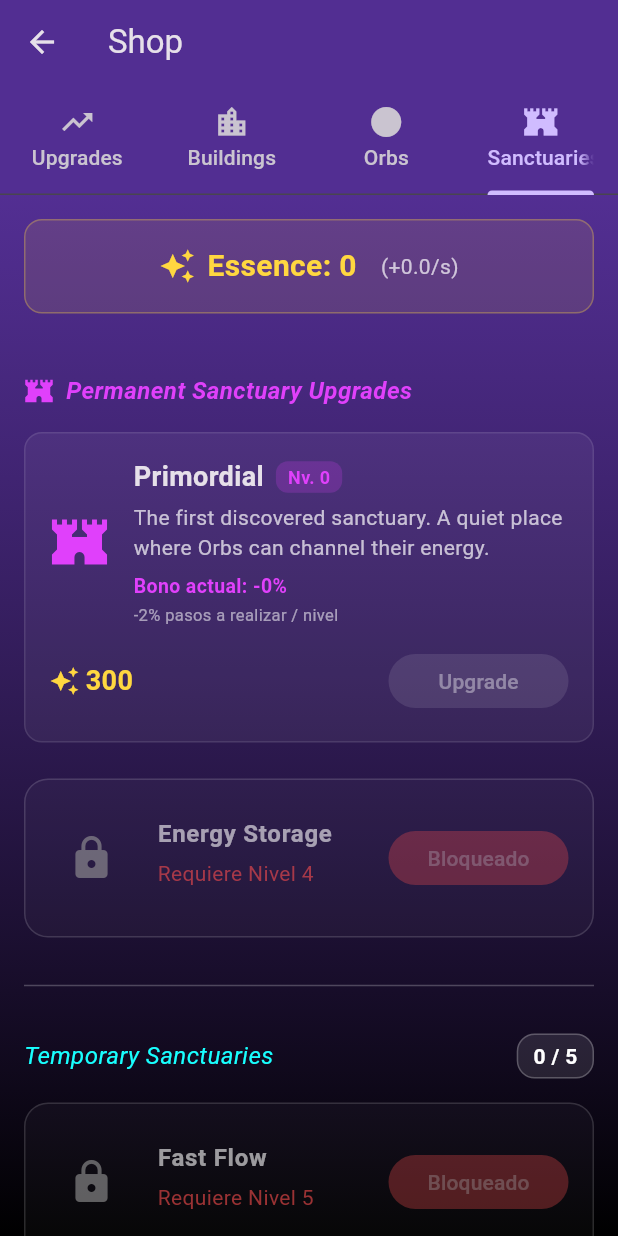
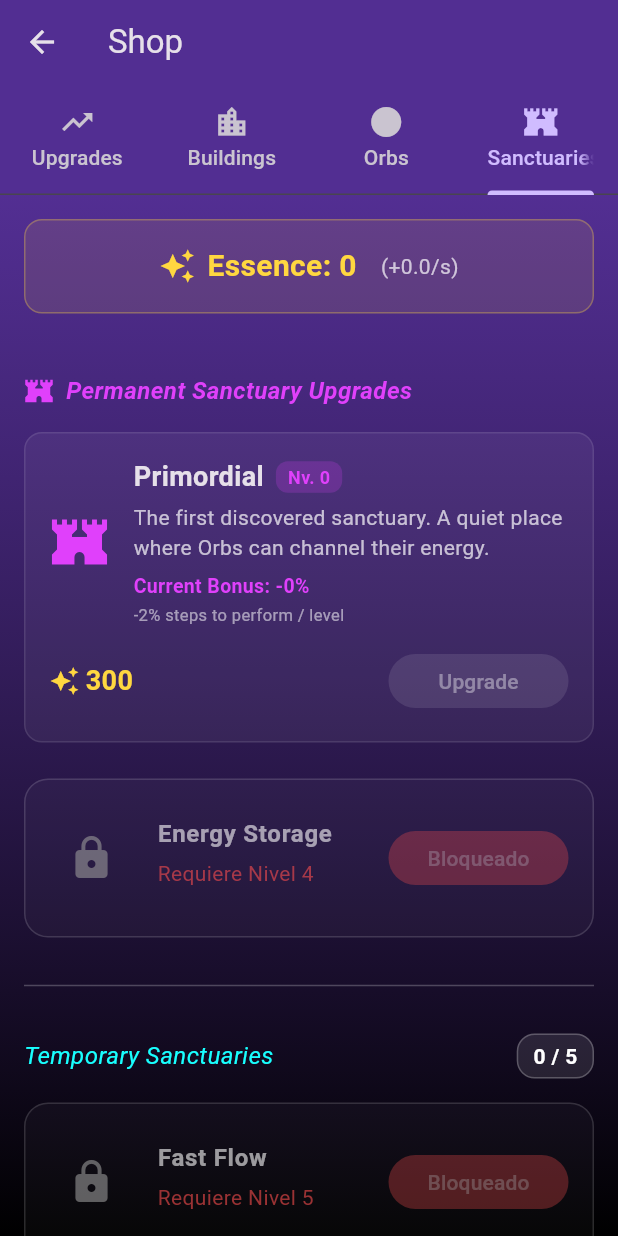
Before and after one commit to camu740/Stillwalks, a Flutter app: the ShopScreen screen opened by its route, tab 4 chosen, on a phone screen of 412 x 824 dp. Run offline on Flutter 3.47's test engine with Material 3 defaults, Android fonts, the phone set to English and light mode, and no system bars; our stand-ins replace package_info_plus, permission_handler, shared_preferences, sqflite; missing offline and left inert: health, home_widget; accounts and stored records are empty.

Commit message:
fix traductions

```diff
--- a/lib/l10n/app_en.arb
+++ b/lib/l10n/app_en.arb
@@ -565,6 +565,9 @@
       "max": {"type": "int"}
     }
   },
+  "orbBag": "Orb Bag",
+  "currentBonus": "Current Bonus",
+  "stepsToPerform": "steps to perform",
   "buildingLimitReached": "Limit: {max}",
   "requiresLevel": "Required Level {level}"
 }
--- a/lib/l10n/app_es.arb
+++ b/lib/l10n/app_es.arb
@@ -565,6 +565,9 @@
       "max": {"type": "int"}
     }
   },
+  "orbBag": "Bolsa de Orbes",
+  "currentBonus": "Bono actual",
+  "stepsToPerform": "pasos a realizar",
   "buildingLimitReached": "Límite: {max}",
   "requiresLevel": "Requiere Nivel {level}"
 }
--- a/lib/l10n/app_localizations.dart
+++ b/lib/l10n/app_localizations.dart
@@ -2270,6 +2270,24 @@ abstract class AppLocalizations {
   /// **'Límite alcanzado ({count}/{max})'**
   String limitCountReached(int count, int max);
 
+  /// No description provided for @orbBag.
+  ///
+  /// In es, this message translates to:
+  /// **'Bolsa de Orbes'**
+  String get orbBag;
+
+  /// No description provided for @currentBonus.
+  ///
+  /// In es, this message translates to:
+  /// **'Bono actual'**
+  String get currentBonus;
+
+  /// No description provided for @stepsToPerform.
+  ///
+  /// In es, this message translates to:
+  /// **'pasos a realizar'**
+  String get stepsToPerform;
+
   /// No description provided for @buildingLimitReached.
   ///
   /// In es, this message translates to:
--- a/lib/l10n/app_localizations_en.dart
+++ b/lib/l10n/app_localizations_en.dart
@@ -1201,6 +1201,15 @@ class AppLocalizationsEn extends AppLocalizations {
   }
 
   @override
+  String get orbBag => 'Orb Bag';
+
+  @override
+  String get currentBonus => 'Current Bonus';
+
+  @override
+  String get stepsToPerform => 'steps to perform';
+
+  @override
   String buildingLimitReached(Object max) {
     return 'Limit: $max';
   }
--- a/lib/screens/shop_screen.dart
+++ b/lib/screens/shop_screen.dart
@@ -181,7 +181,7 @@ class _ShopScreenState extends State<ShopScreen> with SingleTickerProviderStateM
             mainAxisAlignment: MainAxisAlignment.spaceBetween,
             children: [
               Text(
-                'Bolsa de Orbes',
+                AppLocalizations.of(context)!.orbBag,
                 style: TextStyle(color: Colors.white70, fontStyle: FontStyle.italic),
               ),
               Container(
@@ -431,7 +431,7 @@ class _ShopScreenState extends State<ShopScreen> with SingleTickerProviderStateM
                        Text(
                          !isUnlocked
                           ? AppLocalizations.of(context)!.requiresLevel(progressionService.getRequiredLevelForItem(type.id) ?? 0)
-                          : type.description,
+                          : AppLocalizations.of(context)!.getBuildingDescription(type),
                          style: TextStyle(
                            color: !isUnlocked ? Colors.redAccent.withOpacity(0.7) : Colors.white70,
                            fontSize: 13,
@@ -1425,13 +1425,13 @@ class _SanctuaryUpgradeItem extends StatelessWidget {
                     ),
                     const SizedBox(height: 6),
                     Text(
-                      'Bono actual: -$reductionPercent%',
+                      '${AppLocalizations.of(context)!.currentBonus}: -$reductionPercent%',
                       style: const TextStyle(fontSize: 13, color: Colors.purpleAccent, fontWeight: FontWeight.bold),
                     ),
                     const SizedBox(height: 2),
-                    const Text(
-                      '-2% pasos a realizar / nivel',
-                      style: TextStyle(fontSize: 11, color: Colors.white54),
+                    Text(
+                      '-2% ${AppLocalizations.of(context)!.stepsToPerform} ${AppLocalizations.of(context)!.perLevel}',
+                      style: const TextStyle(fontSize: 11, color: Colors.white54),
                     ),
                   ],
                 ),
```
Also changed, not shown: lib/l10n/app_localizations_es.dart (+9 -0 lines).
